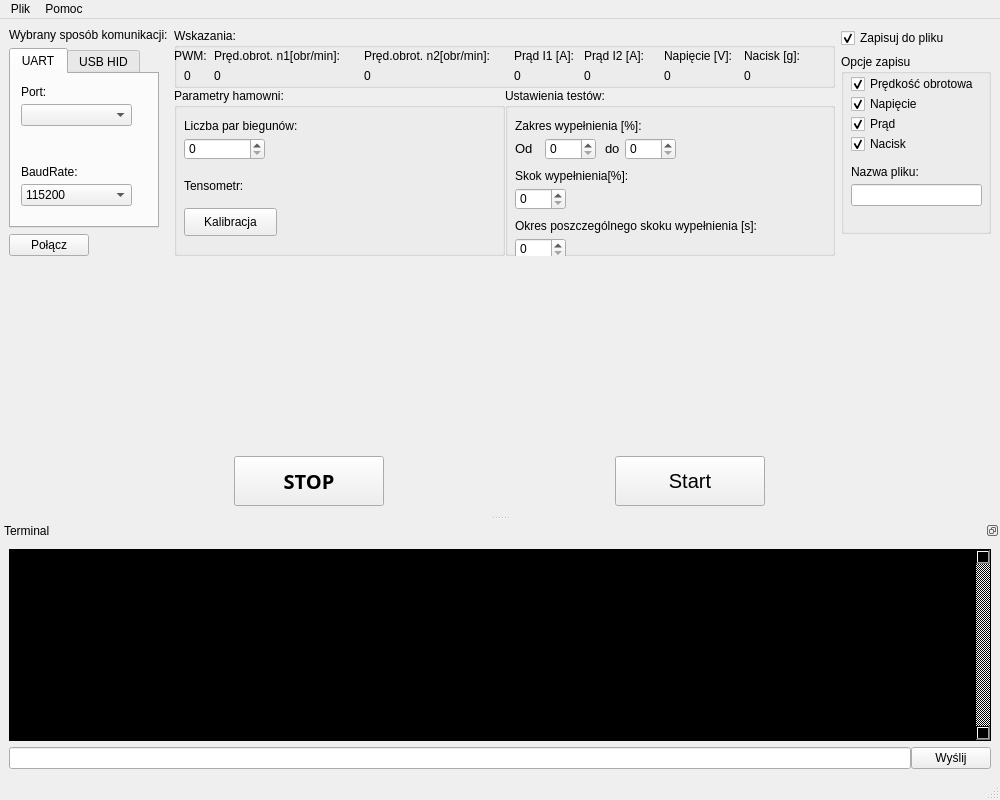
Old version of the form UI/MainWindowUI.ui in the repository Szkodniq1/Propeller-Dynamometer.
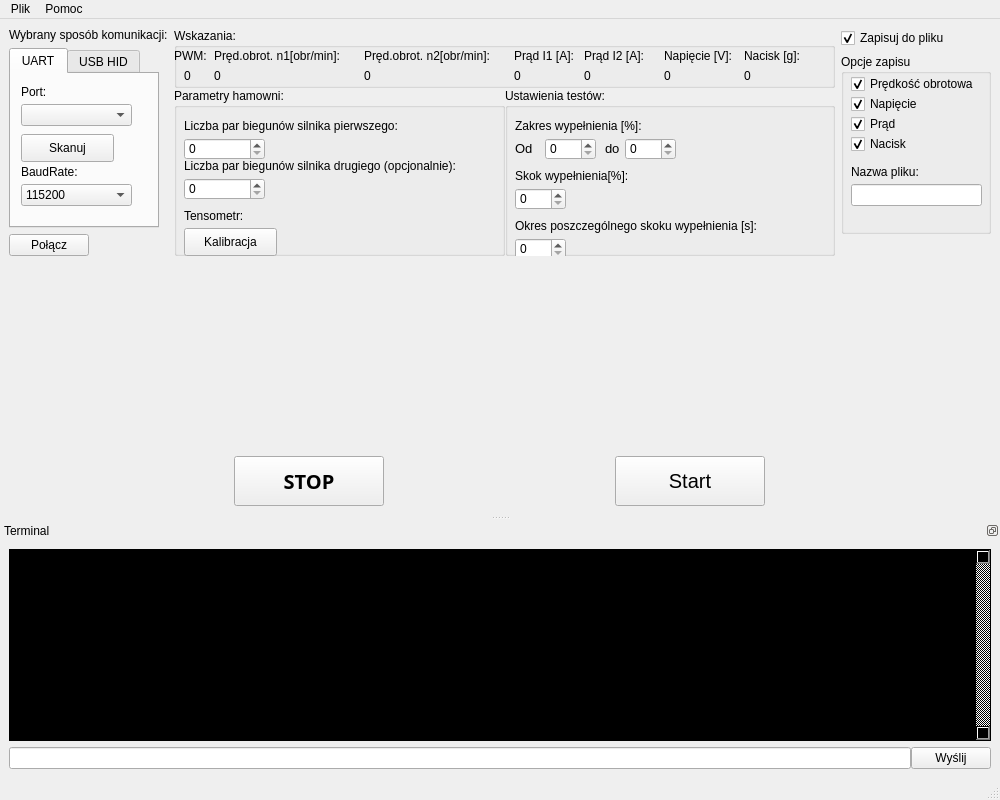
New version of the form. Icons and pictures are not drawn.

Diff of the .ui file:
```diff
--- a/UI/MainWindowUI.ui
+++ b/UI/MainWindowUI.ui
@@ -197,6 +197,19 @@
              </property>
             </item>
            </widget>
+           <widget class="QPushButton" name="rescanButton">
+            <property name="geometry">
+             <rect>
+              <x>10</x>
+              <y>60</y>
+              <width>93</width>
+              <height>28</height>
+             </rect>
+            </property>
+            <property name="text">
+             <string>Skanuj</string>
+            </property>
+           </widget>
           </widget>
           <widget class="QWidget" name="usb_hid">
            <attribute name="title">
@@ -509,19 +522,19 @@
               <rect>
                <x>10</x>
                <y>30</y>
-               <width>141</width>
+               <width>241</width>
                <height>16</height>
               </rect>
              </property>
              <property name="text">
-              <string>Liczba par biegunów:</string>
+              <string>Liczba par biegunów silnika pierwszego:</string>
              </property>
             </widget>
             <widget class="QPushButton" name="calibrateTens">
              <property name="geometry">
               <rect>
                <x>10</x>
-               <y>120</y>
+               <y>140</y>
                <width>93</width>
                <height>28</height>
               </rect>
@@ -534,7 +547,7 @@
              <property name="geometry">
               <rect>
                <x>10</x>
-               <y>90</y>
+               <y>120</y>
                <width>81</width>
                <height>16</height>
               </rect>
@@ -556,6 +569,32 @@
               <number>127</number>
              </property>
             </widget>
+            <widget class="QLabel" name="label_21">
+             <property name="geometry">
+              <rect>
+               <x>10</x>
+               <y>70</y>
+               <width>301</width>
+               <height>16</height>
+              </rect>
+             </property>
+             <property name="text">
+              <string>Liczba par biegunów silnika drugiego (opcjonalnie):</string>
+             </property>
+            </widget>
+            <widget class="QSpinBox" name="poleNumberTwo">
+             <property name="geometry">
+              <rect>
+               <x>10</x>
+               <y>90</y>
+               <width>81</width>
+               <height>22</height>
+              </rect>
+             </property>
+             <property name="maximum">
+              <number>127</number>
+             </property>
+            </widget>
            </widget>
           </item>
           <item>
```
